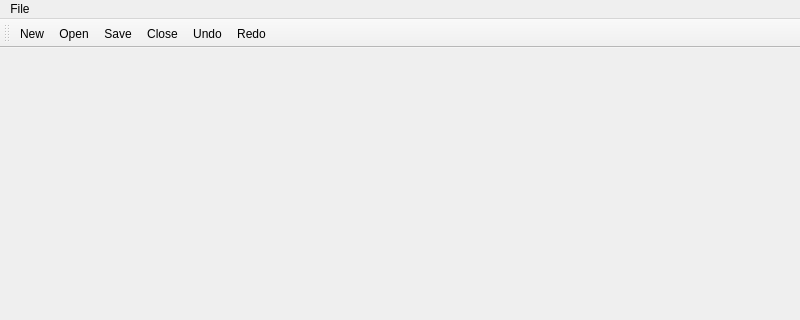
victorbnl/notepad-sharp, file forms/notepad.ui: the form before one commit; both pictures show x 0 to 800 and y 0 to 320 of the 800 by 600 pixel window.
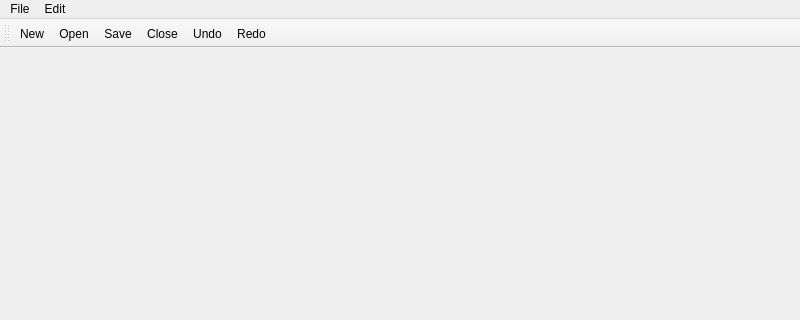
The form after the commit. Icons and pictures are not drawn. Custom widgets are drawn as their Qt base class.

The edit to the form file:
```diff
--- a/forms/notepad.ui
+++ b/forms/notepad.ui
@@ -58,7 +58,15 @@
     <addaction name="actionSaveAs"/>
     <addaction name="actionClose"/>
    </widget>
+   <widget class="QMenu" name="menuEdit">
+    <property name="title">
+     <string>Edit</string>
+    </property>
+    <addaction name="actionUndo"/>
+    <addaction name="actionRedo"/>
+   </widget>
    <addaction name="menuFile"/>
+   <addaction name="menuEdit"/>
   </widget>
   <widget class="StatusBar" name="statusbar"/>
   <widget class="QToolBar" name="toolBar">
```
